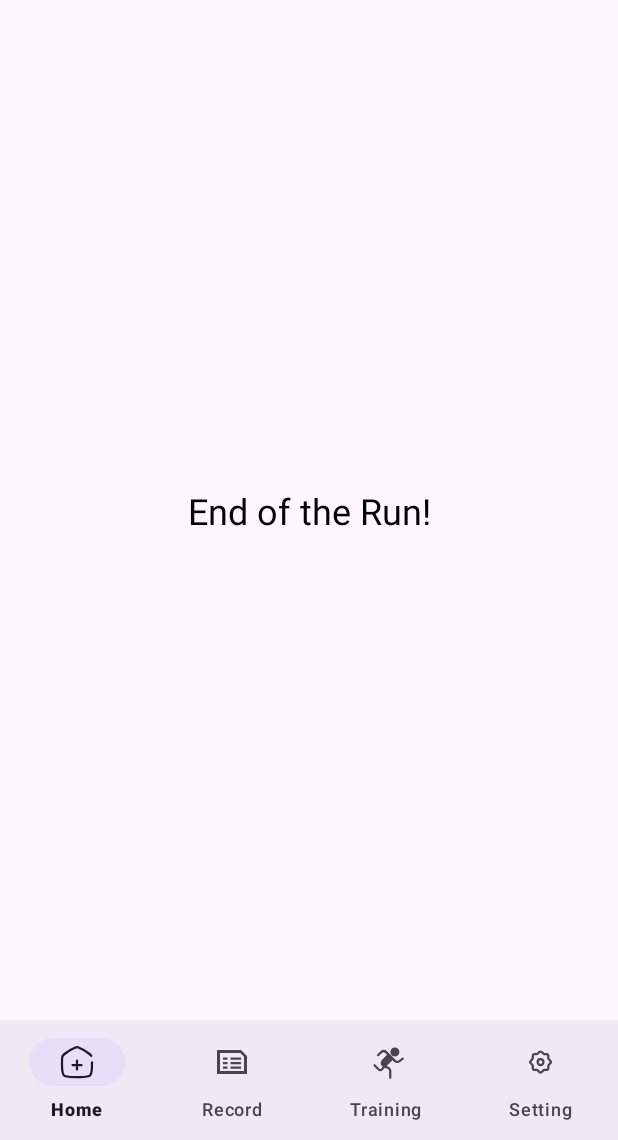
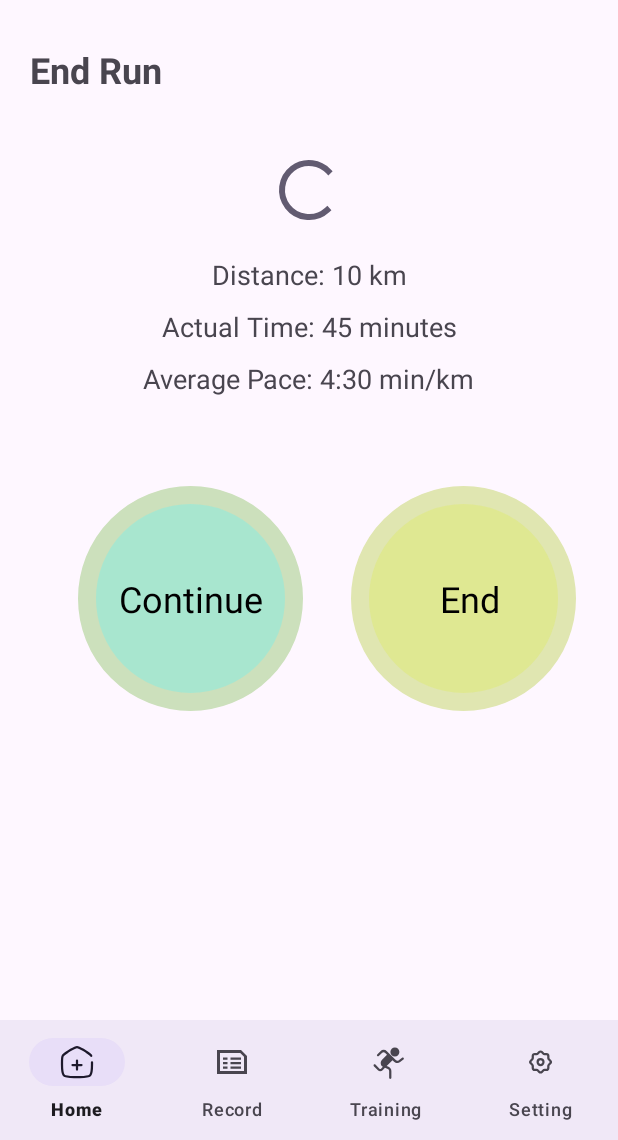
Before and after one commit to XiaoruiWang-SH/StepApp, an Android app: the EndRunFragment screen opened through its navigation route, on a phone screen of 412 x 824 dp, the part 96-1236 px from its top. Run offline under Robolectric (Android 15) with nearby library versions, the phone set to English and light mode, and no system bars; our stand-ins replace navigation-ui; libraries missing offline, so code that uses them is left out: com.anychart, com.anychart.chart, com.anychart.charts, com.anychart.core, com.anychart.enums; 7 statements that could not run were skipped.

Commit message:
Update fragment_end_run.xml

```diff
--- a/app/src/main/res/layout/fragment_end_run.xml
+++ b/app/src/main/res/layout/fragment_end_run.xml
@@ -4,18 +4,115 @@
     xmlns:tools="http://schemas.android.com/tools"
     android:layout_width="match_parent"
     android:layout_height="match_parent"
-    tools:context=".EndRunFragment">
+    tools:context=".ui.home.EndRunFragment">
+
+    <!-- 标题 -->
+    <TextView
+        android:id="@+id/titleEndRun"
+        android:layout_width="wrap_content"
+        android:layout_height="wrap_content"
+        android:text="End Run"
+        android:textSize="24sp"
+        android:textStyle="bold"
+        android:layout_marginTop="30dp"
+        android:layout_marginStart="20dp"
+        app:layout_constraintTop_toTopOf="parent"
+        app:layout_constraintStart_toStartOf="parent" />
+
+    <!-- 进度条 -->
+    <ProgressBar
+        android:id="@+id/progressBar"
+        android:layout_width="0dp"
+        android:layout_height="wrap_content"
+        android:layout_marginTop="40dp"
+        android:max="100"
+        android:progress="100"
+        android:indeterminate="false"
+        app:layout_constraintTop_toBottomOf="@id/titleEndRun"
+        app:layout_constraintStart_toStartOf="parent"
+        app:layout_constraintEnd_toEndOf="parent" />
+
+    <!-- 跑步信息 (比如：跑步距离、实际时间等) -->
+    <TextView
+        android:id="@+id/runDistance"
+        android:layout_width="wrap_content"
+        android:layout_height="wrap_content"
+        android:text="Distance: 10 km"
+        android:textSize="18sp"
+        android:layout_marginTop="20dp"
+        app:layout_constraintTop_toBottomOf="@id/progressBar"
+        app:layout_constraintStart_toStartOf="parent"
+        app:layout_constraintEnd_toEndOf="parent" />
 
     <TextView
-        android:id="@+id/endTextView"
+        android:id="@+id/actualTime"
         android:layout_width="wrap_content"
         android:layout_height="wrap_content"
-        android:text="End of the Run!"
+        android:text="Actual Time: 45 minutes"
+        android:textSize="18sp"
+        android:layout_marginTop="10dp"
+        app:layout_constraintTop_toBottomOf="@id/runDistance"
+        app:layout_constraintStart_toStartOf="parent"
+        app:layout_constraintEnd_toEndOf="parent" />
+
+    <TextView
+        android:id="@+id/currentPace"
+        android:layout_width="wrap_content"
+        android:layout_height="wrap_content"
+        android:text="Average Pace: 4:30 min/km"
+        android:textSize="18sp"
+        android:layout_marginTop="10dp"
+        app:layout_constraintTop_toBottomOf="@id/actualTime"
+        app:layout_constraintStart_toStartOf="parent"
+        app:layout_constraintEnd_toEndOf="parent" />
+
+    <!-- 按钮：继续按钮 -->
+
+    <View
+        android:id="@+id/circleButton_end"
+        android:layout_width="150dp"
+        android:layout_height="150dp"
+        android:layout_marginTop="324dp"
+        android:background="@drawable/home_start"
+        app:layout_constraintEnd_toEndOf="parent"
+        app:layout_constraintHorizontal_bias="0.199"
+        app:layout_constraintStart_toStartOf="parent"
+        app:layout_constraintTop_toTopOf="parent" />
+
+    <TextView
+        android:id="@+id/endButtonText"
+        android:layout_width="wrap_content"
+        android:layout_height="wrap_content"
+        android:text="Continue"
+        android:textColor="@android:color/black"
         android:textSize="24sp"
+        app:layout_constraintBottom_toBottomOf="@id/circleButton_end"
+        app:layout_constraintEnd_toEndOf="@id/circleButton_end"
+        app:layout_constraintStart_toStartOf="@id/circleButton_end"
+        app:layout_constraintTop_toTopOf="@id/circleButton_end" />
+
+    <View
+        android:id="@+id/circleButton_pause"
+        android:layout_width="150dp"
+        android:layout_height="150dp"
+        android:layout_marginTop="324dp"
+        android:background="@drawable/home_pause"
+        app:layout_constraintEnd_toEndOf="parent"
+        app:layout_constraintHorizontal_bias="0.892"
+        app:layout_constraintStart_toStartOf="parent"
+        app:layout_constraintTop_toTopOf="parent" />
+
+    <TextView
+        android:id="@+id/circleButtonText"
+        android:layout_width="wrap_content"
+        android:layout_height="wrap_content"
+        android:text="End"
         android:textColor="@android:color/black"
-        android:layout_centerInParent="true"
-        app:layout_constraintTop_toTopOf="parent"
-        app:layout_constraintStart_toStartOf="parent"
-        app:layout_constraintEnd_toEndOf="parent"
-        app:layout_constraintBottom_toBottomOf="parent"/>
+        android:textSize="24sp"
+        app:layout_constraintBottom_toBottomOf="@+id/circleButton_pause"
+        app:layout_constraintEnd_toEndOf="@+id/circleButton_pause"
+        app:layout_constraintHorizontal_bias="0.541"
+        app:layout_constraintStart_toStartOf="@+id/circleButton_pause"
+        app:layout_constraintTop_toTopOf="@+id/circleButton_pause" />
+
 </androidx.constraintlayout.widget.ConstraintLayout>
```
